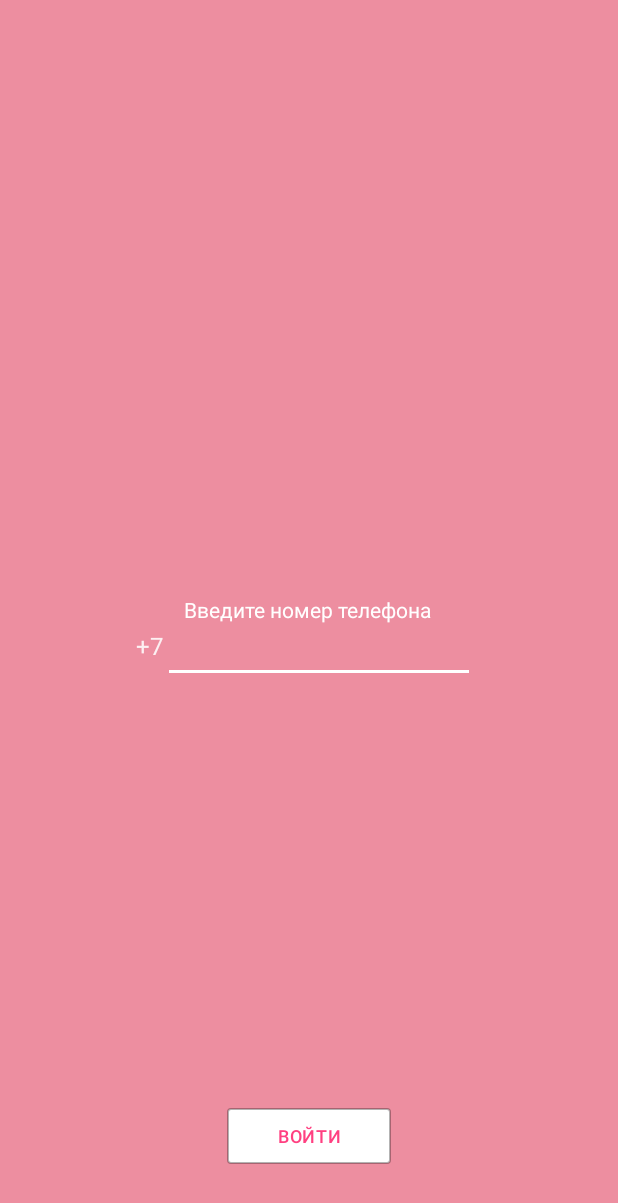
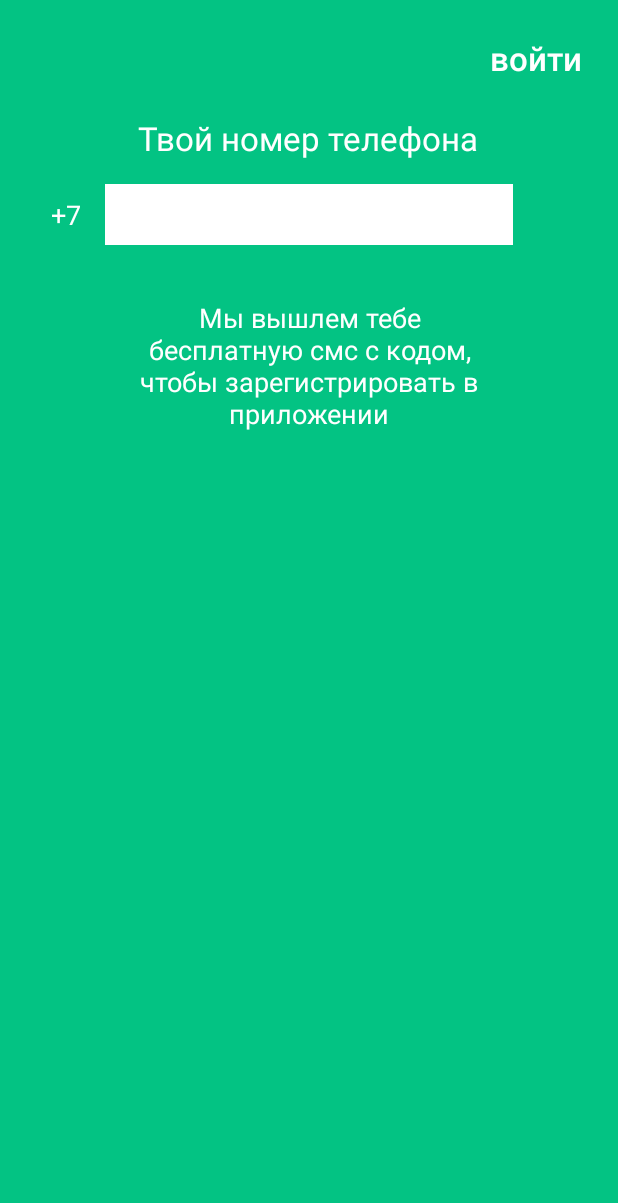
Before and after one commit to fnail1/colloquium, an Android app: the screen it shows after launch (LoginActivity), after a tap on "ВОЙТИ", on a phone screen of 412 x 824 dp. Shown: the top 1203 px of the screen. Run offline under Robolectric (Android 15) with nearby library versions, the light colour scheme and no system bars; our stand-ins replace ButterKnife; libraries missing offline, so code that uses them is left out: com.google.i18n.phonenumbers; 1 statement that could not run was skipped.

Commit message:
Логин. Верстка

```diff
--- a/app/src/main/AndroidManifest.xml
+++ b/app/src/main/AndroidManifest.xml
@@ -31,7 +31,7 @@
             android:name=".ui.login.LoginActivity"
             android:screenOrientation="portrait"
             android:theme="@style/AppTheme.Fullscreen"
-            android:windowSoftInputMode="adjustPan"/>
+            android:windowSoftInputMode="adjustResize"/>
 
         <provider
             android:name="android.support.v4.content.FileProvider"
--- a/app/src/main/java/ru/mail/colloquium/ui/login/LoginActivity.java
+++ b/app/src/main/java/ru/mail/colloquium/ui/login/LoginActivity.java
@@ -1,8 +1,10 @@
 package ru.mail.colloquium.ui.login;
 
 import android.Manifest;
+import android.content.Context;
 import android.content.Intent;
 import android.content.pm.PackageManager;
+import android.content.res.Configuration;
 import android.graphics.Color;
 import android.os.Bundle;
 import android.os.SystemClock;
@@ -11,7 +13,10 @@ import android.support.annotation.Nullable;
 import android.text.TextUtils;
 import android.view.LayoutInflater;
 import android.view.View;
+import android.view.ViewTreeObserver;
+import android.view.inputmethod.InputMethodManager;
 import android.widget.FrameLayout;
+import android.widget.Toast;
 
 import butterknife.BindView;
 import butterknife.ButterKnife;
@@ -27,6 +32,7 @@ import ru.mail.colloquium.ui.base.BaseActivity;
 import ru.mail.colloquium.ui.main.MainActivity;
 
 import static ru.mail.colloquium.App.app;
+import static ru.mail.colloquium.diagnostics.Logger.trace;
 import static ru.mail.colloquium.toolkit.collections.Query.query;
 
 public class LoginActivity extends BaseActivity {
@@ -45,40 +51,6 @@ public class LoginActivity extends BaseActivity {
     private String phone;
     private String accessToken;
     private Profile profile = new Profile();
-
-    private int getBackgroundColor(int page) {
-        int random = (int) ((startTime + page) & 0x000fffff);
-        int r = 170 + (random * 33) % 80;
-        int g = 170 + (random * 57) % 80;
-        int b = 170 + (random * 79) % 80;
-
-        int w = (random >> 2) % 6;
-        switch (w) {
-            case 0:
-                r -= (random * 29) % 120;
-                break;
-            case 1:
-                g -= (random * 29) % 120;
-                break;
-            case 2:
-                b -= (random * 29) % 120;
-                break;
-            case 3:
-                r -= (random * 29) % 120;
-                g -= (random * 29) % 120;
-                break;
-            case 4:
-                g -= (random * 29) % 120;
-                b -= (random * 29) % 120;
-                break;
-            case 5:
-                r -= (random * 29) % 120;
-                b -= (random * 29) % 120;
-                break;
-        }
-        return Color.argb(0xff, r, g, b);
-    }
-
 
     @BindView(R.id.page1) FrameLayout page1;
     @BindView(R.id.page2) FrameLayout page2;
@@ -130,7 +102,6 @@ public class LoginActivity extends BaseActivity {
 
     private LoginPageViewHolder inflatePage(FrameLayout parent, int page) {
         parent.removeAllViews();
-        parent.setBackgroundColor(getBackgroundColor(page));
         int viewType = PAGES[page];
         View view = LayoutInflater.from(this).inflate(viewType, parent);
         LoginPageViewHolder pageViewHolder;
--- a/app/src/main/res/layout/activity_login.xml
+++ b/app/src/main/res/layout/activity_login.xml
@@ -1,19 +1,19 @@
 <?xml version="1.0" encoding="utf-8"?>
 <FrameLayout xmlns:android="http://schemas.android.com/apk/res/android"
-                android:layout_width="match_parent"
-                android:layout_height="match_parent">
+             android:layout_width="match_parent"
+             android:layout_height="match_parent"
+             android:background="#03C383">
 
     <FrameLayout
         android:id="@+id/page1"
         android:layout_width="match_parent"
-        android:layout_height="match_parent">
-
-    </FrameLayout>
+        android:layout_height="match_parent"
+        android:fitsSystemWindows="true"/>
 
     <FrameLayout
         android:id="@+id/page2"
         android:layout_width="match_parent"
-        android:layout_height="match_parent">
+        android:layout_height="match_parent"
+        android:fitsSystemWindows="true"/>
 
-    </FrameLayout>
 </FrameLayout>
--- a/app/src/main/res/layout/fr_login_2_phone.xml
+++ b/app/src/main/res/layout/fr_login_2_phone.xml
@@ -2,25 +2,30 @@
 <RelativeLayout xmlns:android="http://schemas.android.com/apk/res/android"
                 xmlns:tools="http://schemas.android.com/tools"
                 android:layout_width="match_parent"
-                android:layout_height="match_parent">
+                android:layout_height="match_parent"
+                tools:background="#03C383"
+                tools:context=".ui.login.LoginActivity">
 
-    <RelativeLayout
-        android:id="@+id/phone_container"
-
+    <TextView
+        android:id="@+id/button"
         android:layout_width="wrap_content"
         android:layout_height="wrap_content"
-        android:layout_centerInParent="true"
-        android:orientation="vertical"
-        >
+        android:layout_alignParentRight="true"
+        android:layout_alignParentTop="true"
+        android:layout_margin="@dimen/padding"
+        android:fontFamily="sans-serif-medium"
+        android:gravity="center_horizontal"
+        android:padding="@dimen/indent"
+        android:text="войти"
+        android:textAppearance="@style/TitleTextAppearance"
+        />
 
     <TextView
-            android:id="@+id/phone_title"
+        android:id="@+id/title"
         android:layout_width="wrap_content"
         android:layout_height="wrap_content"
+        android:layout_below="@+id/button"
         android:layout_centerHorizontal="true"
-            android:layout_marginTop="21dp"
-            android:fontFamily="sans-serif"
-            android:lineSpacingExtra="4sp"
         android:text="@string/enter_phone_title"
         android:textAppearance="@style/TitleTextAppearance"
         />
@@ -29,78 +34,65 @@
         android:id="@+id/phone_prefix"
         android:layout_width="wrap_content"
         android:layout_height="wrap_content"
-            android:layout_below="@+id/phone_title"
-            android:layout_marginBottom="5dp"
-            android:layout_marginTop="3dp"
-            android:fontFamily="sans-serif"
-            android:lineSpacingExtra="8sp"
+        android:layout_alignBaseline="@id/phone_edit"
+        android:layout_marginRight="@dimen/padding"
+        android:layout_toLeftOf="@+id/phone_edit"
         android:text="@string/default_country_code"
-            android:textColor="@color/mw_fade_white_87"
-            android:textSize="16sp"
-            android:textStyle="normal"/>
+        android:textAppearance="@style/SubtitleTextAppearance"
+        tools:ignore="RtlHardcoded"/>
 
     <EditText
         android:id="@+id/phone_edit"
-            android:layout_width="200dp"
+        android:layout_width="272dp"
         android:layout_height="wrap_content"
-            android:layout_alignTop="@+id/phone_prefix"
-            android:layout_marginBottom="5dp"
-            android:layout_marginEnd="8dp"
-            android:layout_marginStart="4dp"
-            android:layout_toEndOf="@+id/phone_prefix"
-            android:background="@null"
+        android:layout_below="@+id/title"
+        android:layout_centerHorizontal="true"
+        android:layout_marginTop="@dimen/padding"
+        android:background="#ffffff"
         android:digits="0123456789- "
-            android:fontFamily="sans-serif"
         android:imeOptions="actionNext"
         android:inputType="phone"
-            android:lineSpacingExtra="8sp"
-            android:textColor="@color/mw_fade_white_87"
-            android:textSize="16sp"
-            android:textStyle="normal"
+        android:padding="@dimen/indent"
+        android:textAppearance="@style/SubtitleTextAppearance"
+        android:textColor="#000000"
+        tools:text="(999) 123-45-67"
         />
-
-        <View
-            android:id="@+id/phone_underline"
-            android:layout_width="wrap_content"
-            android:layout_height="2dp"
-            android:layout_alignEnd="@+id/phone_edit"
-            android:layout_alignStart="@id/phone_edit"
-            android:layout_below="@id/phone_prefix"
-            android:background="@color/colorWhite"/>
 
     <TextView
         android:id="@+id/phone_error"
         android:layout_width="wrap_content"
         android:layout_height="wrap_content"
+        android:layout_alignStart="@id/phone_edit"
         android:layout_below="@+id/phone_edit"
         android:layout_marginTop="2dp"
         android:fontFamily="sans-serif"
-            android:lineSpacingExtra="4sp"
-            android:textColor="@color/colorWhite"
+        android:textColor="#ff0000"
         android:textSize="12sp"
         android:textStyle="normal"
         android:visibility="gone"
-            tools:text="Введите корректный код"/>
+        tools:text="Введите корректный код"
+        tools:visibility="visible"/>
 
-    </RelativeLayout>
+    <TextView
+        android:layout_width="272dp"
+        android:layout_height="wrap_content"
+        android:layout_below="@id/phone_edit"
+        android:layout_centerHorizontal="true"
+        android:layout_marginTop="36dp"
+        android:gravity="center_horizontal"
+        android:text="Мы вышлем тебе бесплатную смс с кодом, чтобы зарегистрировать
+в приложении"
+        android:textAppearance="@style/SubtitleTextAppearance"
+        />
 
     <ProgressBar
         android:id="@+id/progress"
         android:layout_width="wrap_content"
         android:layout_height="wrap_content"
-        android:layout_centerInParent="true"
+        android:layout_below="@id/phone_edit"
+        android:layout_centerHorizontal="true"
+        android:layout_marginTop="36dp"
         android:visibility="gone"
         tools:visibility="visible"/>
 
-    <TextView
-        android:id="@+id/button"
-        style="@style/WhiteButton"
-        android:layout_width="wrap_content"
-        android:layout_height="wrap_content"
-        android:layout_alignParentBottom="true"
-        android:layout_centerHorizontal="true"
-        android:layout_marginBottom="48dp"
-        android:text="Войти"
-        />
-
 </RelativeLayout>
--- a/app/src/main/res/values/strings.xml
+++ b/app/src/main/res/values/strings.xml
@@ -4,7 +4,7 @@
     <string name="icon">icon</string>
 
 
-    <string name="enter_phone_title">Введите номер телефона</string>
+    <string name="enter_phone_title">Твой номер телефона</string>
     <string name="default_country_code">+7</string>
     <string name="enter_sms_code_explanation">Мы отправили СМС с кодом. Для вашей безопасности просим подтвердить номер</string>
     <string name="sms_code_repeat_countdown">Повторная отправка кода через %d сек.</string>
--- a/app/src/main/res/values/styles.xml
+++ b/app/src/main/res/values/styles.xml
@@ -18,7 +18,7 @@
         <item name="android:windowFullscreen">true</item>
     </style>
 
-    <style name="AppTheme.TransparentStatus" />
+    <style name="AppTheme.TransparentStatus"/>
 
     <style name="ActionBar" parent="ThemeOverlay.AppCompat.Dark.ActionBar">
         <item name="android:minHeight">@dimen/action_bar_height</item>
@@ -63,18 +63,23 @@
         <item name="android:letterSpacing" tools:ignore="NewApi">0.04</item>
     </style>
 
+
     <style name="TitleTextAppearance">
-        <item name="android:textSize">14sp</item>
-        <item name="android:fontFamily">sans-serif-medium</item>
+        <item name="android:gravity">center_horizontal</item>
+        <item name="android:textSize">22sp</item>
+        <item name="android:fontFamily">sans-serif</item>
         <item name="android:textStyle">normal</item>
-        <item name="android:textColor">@color/colorTitle</item>
+        <item name="android:lineSpacingExtra">1sp</item>
+        <item name="android:textColor">#ffffff</item>
     </style>
 
     <style name="SubtitleTextAppearance">
-        <item name="android:textSize">12sp</item>
-        <item name="android:fontFamily">sans-serif-medium</item>
+        <item name="android:gravity">center_horizontal</item>
+        <item name="android:textSize">18sp</item>
+        <item name="android:fontFamily">sans-serif</item>
         <item name="android:textStyle">normal</item>
-        <item name="android:textColor">@color/colorSubtitle</item>
+        <item name="android:lineSpacingExtra">5sp</item>
+        <item name="android:textColor">#ffffff</item>
     </style>
 
     <style name="DefaultButton">
```
Also changed, not shown: app/src/main/java/ru/mail/colloquium/toolkit/phonenumbers/PhoneNumberUtils.java (+15 -0 lines), app/src/main/java/ru/mail/colloquium/ui/login/LoginPage2PhoneViewHolder.java (+41 -7 lines), app/src/main/java/ru/mail/colloquium/utils/PhoneEditListener.java (added, +74 -0 lines). Lines whose indentation alone changed are shown as unchanged.
